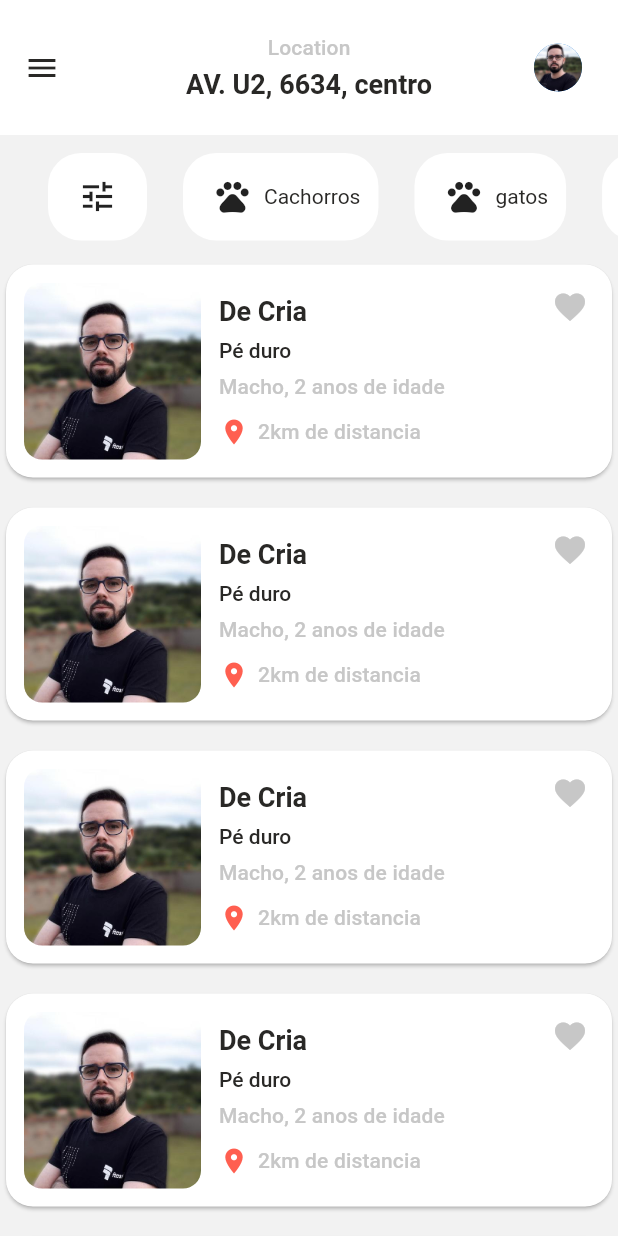
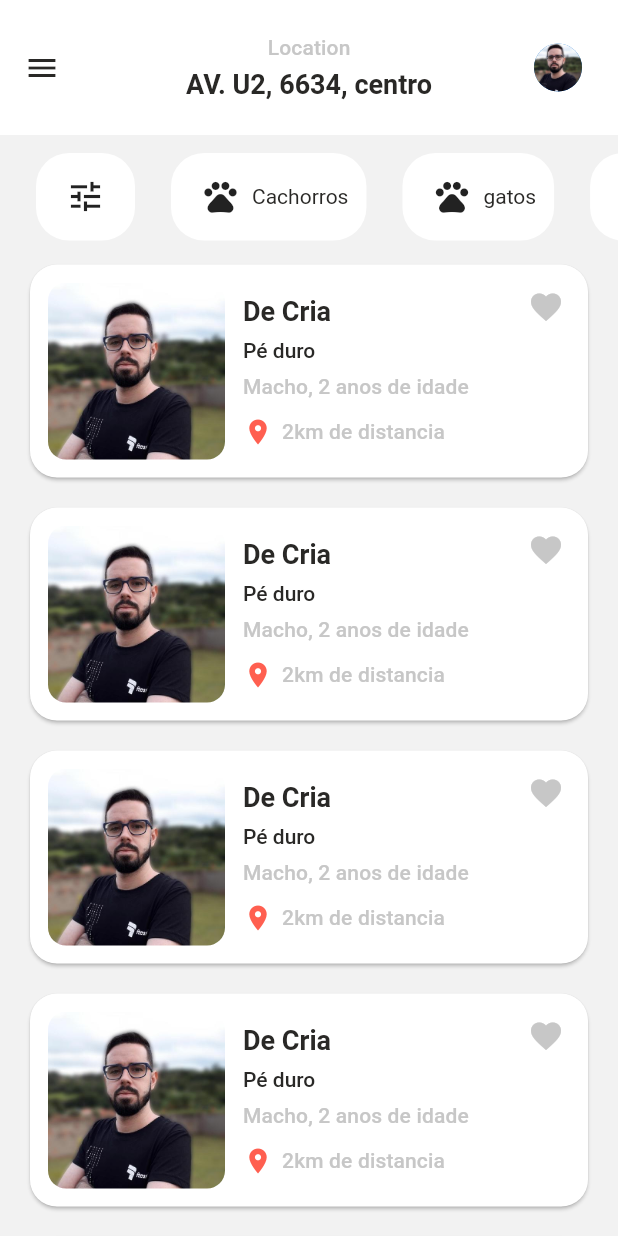
Before and after one commit to FelCarv01/desafio_flutter, a Flutter app: the screen it shows after launch, on a phone screen of 412 x 824 dp. Run offline on Flutter 3.47's test engine with Material 2 defaults, Android fonts, the phone set to English and light mode, and no system bars.

Commit message:
Refatorado listas de categorias e cards

```diff
--- a/lib/src/pages/components/home/pet_card_list.dart
+++ b/lib/src/pages/components/home/pet_card_list.dart
@@ -12,7 +12,7 @@ class PetCardList extends StatelessWidget {
       height: size.height * .8,
       child: ListView.builder(
         itemBuilder: (context, index) => const Padding(
-          padding: EdgeInsets.only(bottom: 12),
+          padding: EdgeInsets.only(bottom: 12, left: 16, right: 16),
           child: PetCard(
             petMainImage: PetImages.petMainImage,
             petBreed: 'Pé duro',
--- a/lib/src/pages/components/home/pet_category_list.dart
+++ b/lib/src/pages/components/home/pet_category_list.dart
@@ -18,7 +18,7 @@ class PetCategoryList extends StatelessWidget {
       height: size.height * .1,
       child: ListView.builder(
         itemCount: categories.length,
-        padding: const EdgeInsets.symmetric(horizontal: 20),
+        padding: const EdgeInsets.symmetric(horizontal: 12),
         physics: const BouncingScrollPhysics(),
         scrollDirection: Axis.horizontal,
         itemBuilder: (context, index) {
```
